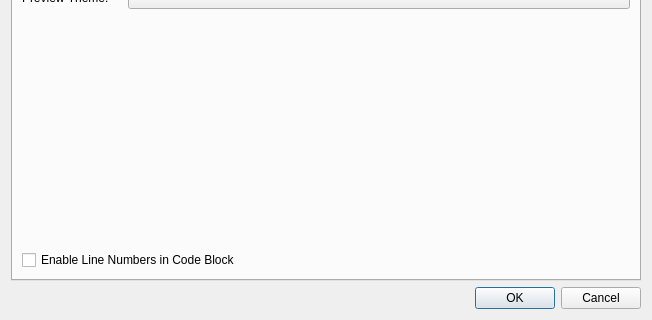
missdeer/KarenMeu, file client/preferencedialog.ui: the form before one commit; both pictures show x 0 to 652 and y 200 to 520 of the 652 by 520 pixel window.
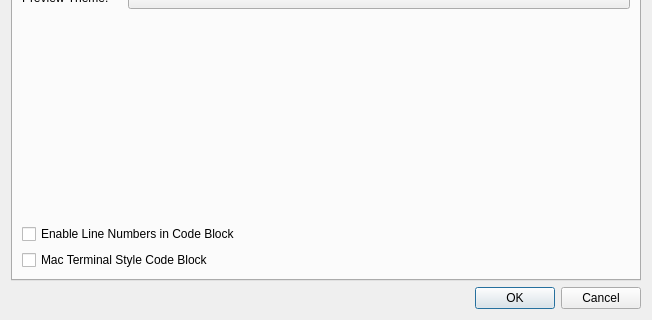
The form after the commit. The open tabs and pages were chosen to show the change.

Commit message: (*)enable mac terminal style code block

```diff
--- a/client/preferencedialog.ui
+++ b/client/preferencedialog.ui
@@ -326,6 +326,13 @@
          </property>
         </widget>
        </item>
+       <item>
+        <widget class="QCheckBox" name="cbMacTerminalStyleCodeBlock">
+         <property name="text">
+          <string>Mac Terminal Style Code Block</string>
+         </property>
+        </widget>
+       </item>
       </layout>
      </widget>
      <widget class="QWidget" name="tabCloud">
```
Left out of the diff: 2 changed lines with no effect on the pictures. The commit also changes 11 other files.
